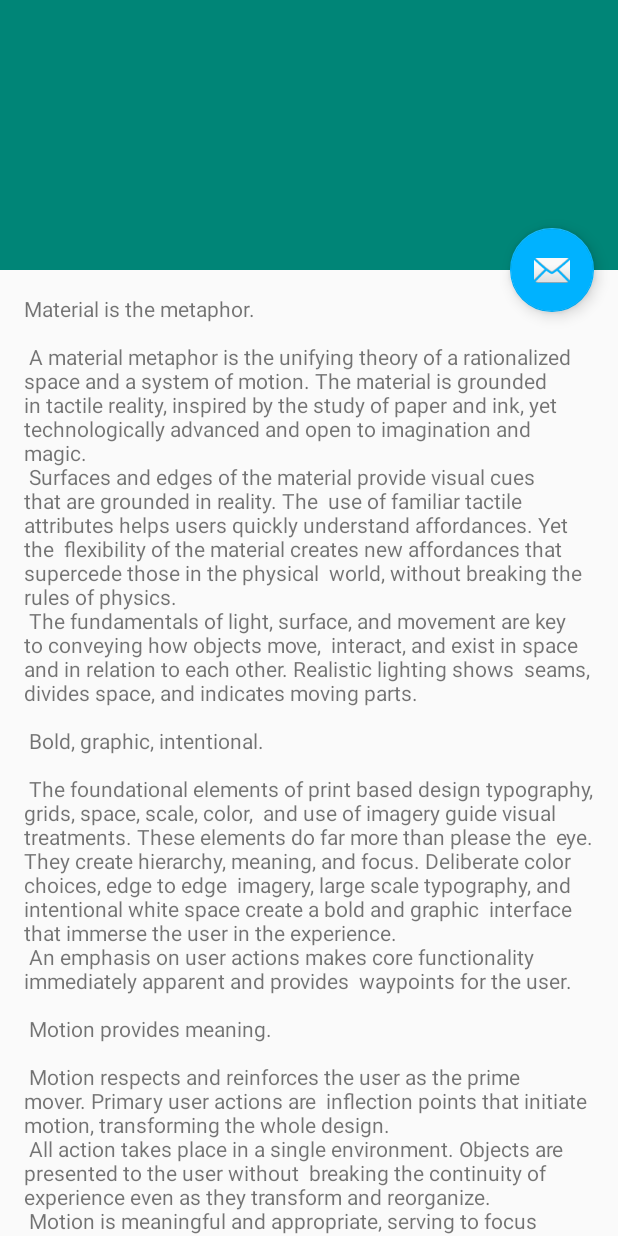
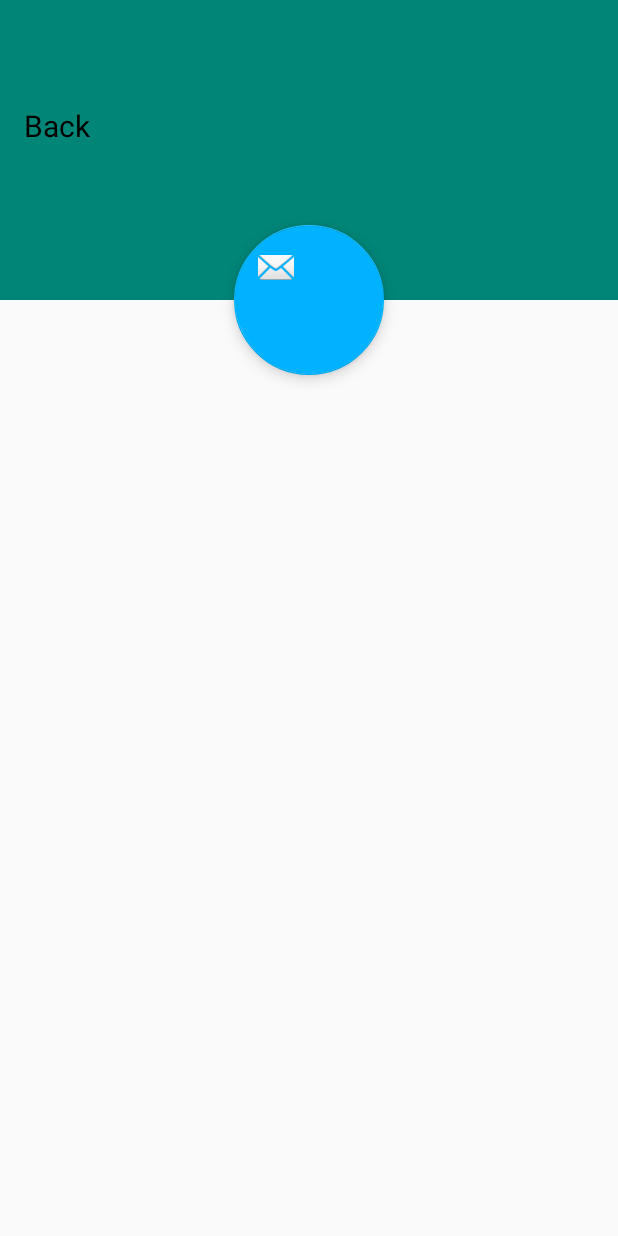
Before and after one commit to dstwn/APP5-He.eh, an Android app: the layout activity_profile.xml on its own in the app's theme, with its tools: preview values and no code run, on a phone screen of 412 x 824 dp. Run offline under Robolectric (Android 15) with nearby library versions, the phone set to English and light mode, and no system bars.

Commit message:
Add OnClick

```diff
--- a/app/build.gradle
+++ b/app/build.gradle
@@ -24,6 +24,9 @@ dependencies {
     implementation 'androidx.appcompat:appcompat:1.1.0-alpha01'
     implementation 'com.google.android.material:material:1.0.0-alpha1'
     implementation 'androidx.constraintlayout:constraintlayout:2.0.0-alpha2'
+//    implementation 'com.github.bumptech.glide:glide:4.8.0'
+//    annotationProcessor 'com.github.bumptech.glide:compiler:4.8.0'
+    implementation 'com.squareup.retrofit2:retrofit:2.5.0'
     testImplementation 'junit:junit:4.12'
     androidTestImplementation 'androidx.test:runner:1.1.1'
     androidTestImplementation 'androidx.test.espresso:espresso-core:3.1.1'
--- a/app/src/main/java/id/dstwn/pantiq/activity/dashboard/profile/ProfileActivity.java
+++ b/app/src/main/java/id/dstwn/pantiq/activity/dashboard/profile/ProfileActivity.java
@@ -20,6 +20,8 @@ public class ProfileActivity extends AppCompatActivity {
         setContentView(R.layout.activity_profile);
         Toolbar toolbar = (Toolbar) findViewById(R.id.toolbar);
         setSupportActionBar(toolbar);
+        getSupportActionBar().setDisplayHomeAsUpEnabled(true);
+        getSupportActionBar().setTitle(null);
 
         FloatingActionButton fab = (FloatingActionButton) findViewById(R.id.fab);
         fab.setOnClickListener(new View.OnClickListener() {
--- a/app/src/main/res/layout/activity_profile.xml
+++ b/app/src/main/res/layout/activity_profile.xml
@@ -28,20 +28,31 @@
                 android:layout_width="match_parent"
                 android:layout_height="?attr/actionBarSize"
                 app:layout_collapseMode="pin"
-                app:popupTheme="@style/AppTheme.PopupOverlay" />
+                app:popupTheme="@style/AppTheme.PopupOverlay" >
+                <TextView
+                    android:layout_width="wrap_content"
+                    android:layout_height="wrap_content"
+                    android:text="Back"
+                    android:textColor="@color/colorBlack"
+                    android:textSize="20dp"
+                    />
+            </androidx.appcompat.widget.Toolbar>
 
         </com.google.android.material.appbar.CollapsingToolbarLayout>
     </com.google.android.material.appbar.AppBarLayout>
 
-    <include layout="@layout/content_profile" />
+    <include
+        layout="@layout/content_profile"
+        />
 
     <com.google.android.material.floatingactionbutton.FloatingActionButton
         android:id="@+id/fab"
-        android:layout_width="wrap_content"
-        android:layout_height="wrap_content"
+        android:layout_width="100dp"
+        android:layout_height="100dp"
         android:layout_margin="@dimen/fab_margin"
         app:layout_anchor="@id/app_bar"
-        app:layout_anchorGravity="bottom|end"
+        android:gravity="center"
+        app:layout_anchorGravity="bottom|center"
         app:srcCompat="@android:drawable/ic_dialog_email" />
 
 </androidx.coordinatorlayout.widget.CoordinatorLayout>
--- a/app/src/main/res/layout/content_profile.xml
+++ b/app/src/main/res/layout/content_profile.xml
@@ -7,11 +7,22 @@
     app:layout_behavior="@string/appbar_scrolling_view_behavior"
     tools:context=".activity.dashboard.profile.ProfileActivity"
     tools:showIn="@layout/activity_profile">
+    <androidx.constraintlayout.widget.ConstraintLayout
+        android:layout_width="match_parent"
+        android:layout_height="match_parent">
 
-    <TextView
-        android:layout_width="wrap_content"
-        android:layout_height="wrap_content"
-        android:layout_margin="@dimen/text_margin"
-        android:text="@string/large_text" />
+        <androidx.cardview.widget.CardView
+            app:cardElevation="3dp"
+            app:cardUseCompatPadding="true"
+            android:layout_width="match_parent"
+            android:layout_height="match_parent">
+        </androidx.cardview.widget.CardView>
+        <!--<TextView-->
+            <!--android:layout_width="wrap_content"-->
+            <!--android:layout_height="wrap_content"-->
+            <!--android:layout_margin="@dimen/text_margin"-->
+            <!--android:text="@string/large_text" />-->
+    </androidx.constraintlayout.widget.ConstraintLayout>
+
 
 </androidx.core.widget.NestedScrollView>
--- a/app/src/main/res/values/dimens.xml
+++ b/app/src/main/res/values/dimens.xml
@@ -6,6 +6,6 @@
     <dimen name="nav_header_height">250dp</dimen>
     <dimen name="fab_margin">16dp</dimen>
     <dimen name="input_size">14dp</dimen>
-    <dimen name="app_bar_height">180dp</dimen>
+    <dimen name="app_bar_height">200dp</dimen>
     <dimen name="text_margin">16dp</dimen>
 </resources>
--- a/app/src/main/res/values/strings.xml
+++ b/app/src/main/res/values/strings.xml
@@ -110,4 +110,6 @@
         "For example, position the FAB to one side of stream of a cards so the FAB won’t interfere "
         "when a user tries to pick up one of cards.\n\n"
     </string>
+    <string name="title_activity_profile">ProfileActivity</string>
+    <string name="title_activity_bookmark">BookmarkActivity</string>
 </resources>
```
Also changed, not shown: app/src/main/AndroidManifest.xml (+9 -0 lines), app/src/main/java/id/dstwn/pantiq/activity/dashboard/MainActivity.java (+7 -2 lines), app/src/main/res/layout/activity_detail.xml (+16 -12 lines), app/src/main/res/layout/content_detail.xml (+6 -5 lines).
